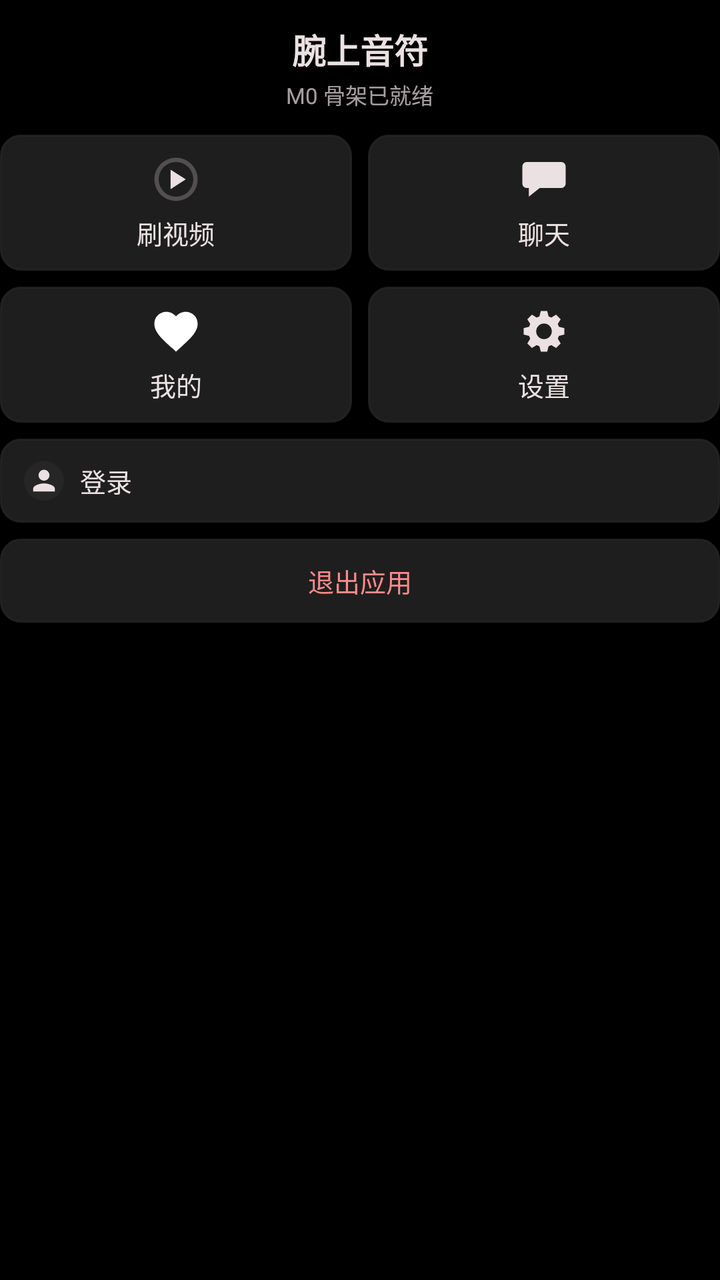
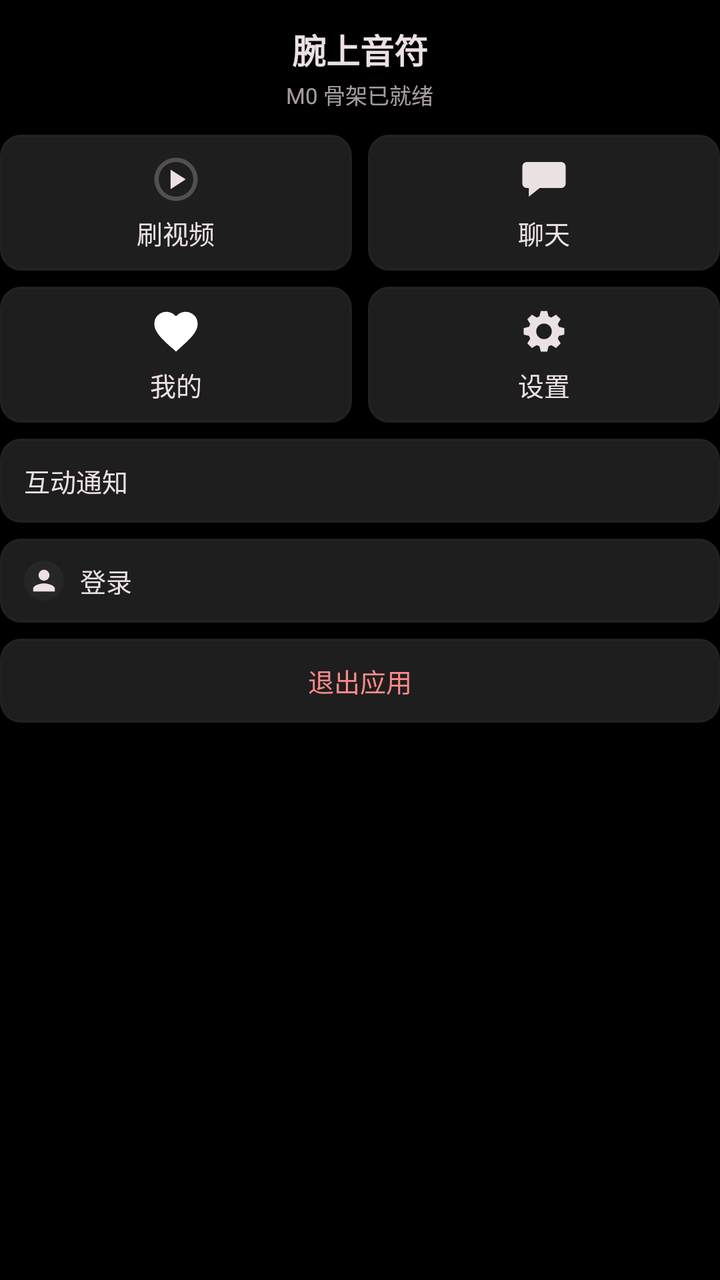

An Android layout rendered at two revisions. The XML below is the earlier revision; the diff shows what the commit changed to produce the second picture.
<!-- AndroidManifest.xml: application theme Theme.Dywatch -->
<!-- res/layout/activity_main.xml -->
<?xml version="1.0" encoding="utf-8"?>
<ScrollView xmlns:android="http://schemas.android.com/apk/res/android"
    xmlns:app="http://schemas.android.com/apk/res-auto"
    xmlns:tools="http://schemas.android.com/tools"
    android:layout_width="match_parent"
    android:layout_height="match_parent"
    android:background="@color/bg_base"
    android:fillViewport="true"
    android:scrollbars="none">

    <LinearLayout
        android:layout_width="match_parent"
        android:layout_height="wrap_content"
        android:gravity="center_horizontal"
        android:orientation="vertical"
        android:paddingTop="@dimen/s3"
        android:paddingBottom="@dimen/s4">

        

        <TextView
            android:id="@+id/tv_title"
            android:layout_width="wrap_content"
            android:layout_height="wrap_content"
            android:layout_marginTop="@dimen/s2"
            android:text="@string/app_name"
            android:textColor="@color/text_primary"
            android:textSize="@dimen/t_title"
            android:textStyle="bold" />

        <TextView
            android:id="@+id/tv_status"
            android:layout_width="wrap_content"
            android:layout_height="wrap_content"
            android:layout_marginTop="@dimen/s1"
            android:text="@string/hello_m0"
            android:textColor="@color/text_muted"
            android:textSize="@dimen/t_caption" />

        
        <LinearLayout
            android:layout_width="match_parent"
            android:layout_height="wrap_content"
            android:layout_marginTop="@dimen/s4"
            android:orientation="horizontal">

            <LinearLayout
                android:id="@+id/btn_feed"
                style="@style/EntryCard"
                android:layout_marginRight="@dimen/s3">

                <ImageView style="@style/EntryCardIcon" android:src="@drawable/ic_play" />

                <TextView style="@style/EntryCardLabel" android:text="刷视频" />
            </LinearLayout>

            <LinearLayout
                android:id="@+id/btn_chat"
                style="@style/EntryCard">

                <ImageView style="@style/EntryCardIcon" android:src="@drawable/ic_chat" />

                <TextView style="@style/EntryCardLabel" android:text="聊天" />
            </LinearLayout>
        </LinearLayout>

        
        <LinearLayout
            android:layout_width="match_parent"
            android:layout_height="wrap_content"
            android:layout_marginTop="@dimen/s3"
            android:orientation="horizontal">

            <LinearLayout
                android:id="@+id/btn_mine"
                style="@style/EntryCard"
                android:layout_marginRight="@dimen/s3">

                <ImageView style="@style/EntryCardIcon" android:src="@drawable/ic_heart" />

                <TextView style="@style/EntryCardLabel" android:text="我的" />
            </LinearLayout>

            <LinearLayout
                android:id="@+id/btn_settings"
                style="@style/EntryCard">

                <ImageView style="@style/EntryCardIcon" android:src="@drawable/ic_gear" />

                <TextView style="@style/EntryCardLabel" android:text="设置" />
            </LinearLayout>
        </LinearLayout>

        
        <LinearLayout
            android:id="@+id/btn_login"
            android:layout_width="match_parent"
            android:layout_height="@dimen/ctrl_min"
            android:layout_marginTop="@dimen/s3"
            android:background="@drawable/bg_settings_row"
            android:gravity="center_vertical"
            android:orientation="horizontal"
            android:paddingHorizontal="@dimen/s4">

            <ImageView
                android:layout_width="20dp"
                android:layout_height="20dp"
                android:src="@drawable/ic_avatar" />

            <TextView
                android:id="@+id/lbl_login"
                android:layout_width="0dp"
                android:layout_height="wrap_content"
                android:layout_marginStart="@dimen/s3"
                android:layout_weight="1"
                android:text="登录"
                android:textColor="@color/text_primary"
                android:textSize="@dimen/t_body" />

            <TextView
                android:id="@+id/lbl_login_state"
                android:layout_width="wrap_content"
                android:layout_height="wrap_content"
                android:textColor="@color/text_muted"
                android:textSize="@dimen/t_caption" />
        </LinearLayout>

        
        <TextView
            android:id="@+id/btn_exit"
            android:layout_width="match_parent"
            android:layout_height="@dimen/ctrl_min"
            android:layout_marginTop="@dimen/s3"
            android:background="@drawable/bg_settings_row"
            android:gravity="center"
            android:text="退出应用"
            android:textColor="@color/danger"
            android:textSize="@dimen/t_body" />

        
        <TextView
            android:id="@+id/tv_about"
            android:layout_width="wrap_content"
            android:layout_height="wrap_content"
            android:layout_marginTop="@dimen/s3"
            android:textColor="@color/text_faint"
            android:textSize="@dimen/t_caption" />
    </LinearLayout>
</ScrollView>
<!-- resources referenced by this layout -->
<resources>
  <color name="bg_base">#000000</color>
  <color name="danger">#FF8A8A</color>
  <color name="text_faint">#70707070</color>
  <color name="text_muted">#B3EBE0E2</color>
  <color name="text_primary">#EBE0E2</color>
  <dimen name="ctrl_min">42dp</dimen>
  <dimen name="s1">2dp</dimen>
  <dimen name="s2">4dp</dimen>
  <dimen name="s3">8dp</dimen>
  <dimen name="s4">12dp</dimen>
  <dimen name="t_body">13sp</dimen>
  <dimen name="t_caption">11sp</dimen>
  <dimen name="t_title">17sp</dimen>
  <!-- drawable ic_avatar (drawable) -->
  <?xml version="1.0" encoding="utf-8"?>
  <vector xmlns:android="http://schemas.android.com/apk/res/android"
      android:width="44dp" android:height="44dp"
      android:viewportWidth="44" android:viewportHeight="44">
      <path android:fillColor="#FF262626"
          android:pathData="M22,22m-22,0a22,22 0,1 1,44 0a22,22 0,1 1,-44 0"/>
      <path android:fillColor="#FFEBE0E2"
          android:pathData="M22,22c3.3,0 6,-2.7 6,-6s-2.7,-6 -6,-6 -6,2.7 -6,6 2.7,6 6,6zM22,25c-4,0 -12,2 -12,6v3h24v-3c0,-4 -8,-6 -12,-6z"/>
  </vector>
  <!-- drawable ic_heart (drawable) -->
  <?xml version="1.0" encoding="utf-8"?>
  <vector xmlns:android="http://schemas.android.com/apk/res/android"
      android:width="30dp" android:height="30dp"
      android:viewportWidth="24" android:viewportHeight="24">
      <path
          android:fillColor="#FFFFFFFF"
          android:pathData="M12,21.35l-1.45,-1.32C5.4,15.36 2,12.28 2,8.5 2,5.42 4.42,3 7.5,3c1.74,0 3.41,0.81 4.5,2.09C13.09,3.81 14.76,3 16.5,3 19.58,3 22,5.42 22,8.5c0,3.78 -3.4,6.86 -8.55,11.54L12,21.35z"/>
  </vector>
  <string name="app_name">腕上音符</string>
  <string name="hello_m0">M0 骨架已就绪</string>
  <style name="EntryCard">
          <item name="android:layout_width">0dp</item>
          <item name="android:layout_height">68dp</item>
          <item name="android:layout_weight">1</item>
          <item name="android:orientation">vertical</item>
          <item name="android:gravity">center</item>
          <item name="android:background">@drawable/bg_settings_row</item>
      </style>
  <style name="EntryCardIcon">
          <item name="android:layout_width">26dp</item>
          <item name="android:layout_height">26dp</item>
          <item name="android:layout_gravity">center_horizontal</item>
      </style>
  <style name="EntryCardLabel">
          <item name="android:layout_width">wrap_content</item>
          <item name="android:layout_height">wrap_content</item>
          <item name="android:layout_marginTop">@dimen/s2</item>
          <item name="android:layout_gravity">center_horizontal</item>
          <item name="android:textColor">@color/text_primary</item>
          <item name="android:textSize">@dimen/t_body</item>
      </style>
  <style name="Theme.Dywatch" parent="Theme.Material3.DayNight.NoActionBar">
          <item name="android:windowBackground">@color/bg_base</item>
          <item name="colorPrimary">@color/accent</item>
          <item name="colorOnPrimary">@color/bg_base</item>
          <item name="colorSecondary">@color/accent</item>
          <item name="colorOnSecondary">@color/bg_base</item>
          <item name="colorSurface">@color/bg_surface</item>
          <item name="colorOnSurface">@color/text_primary</item>
          <item name="android:textColorPrimary">@color/text_primary</item>
          <item name="android:textColorSecondary">@color/text_secondary</item>
          
          <item name="android:statusBarColor">@color/accent</item>
      </style>
  <color name="bg_control">#CC262626</color>
  <dimen name="r_card">10dp</dimen>
  <color name="accent_dim">#66FB8787</color>
  <color name="bg_card">#CC262626</color>
  <color name="icon_on_surface">#EBE0E2</color>
  <color name="accent">#FBFB8787</color>
  <color name="bg_surface">#0D0D0D</color>
  <color name="text_secondary">#D9EBE0E2</color>
  <!-- unchanged entries left out for length: 4 -->
</resources>

<!-- the commit's change to res/layout/activity_main.xml (unified diff, before → after) -->
@@ -91,6 +91,18 @@
             </LinearLayout>
         </LinearLayout>
 
+        <TextView
+            android:id="@+id/btn_notice"
+            android:layout_width="match_parent"
+            android:layout_height="@dimen/ctrl_min"
+            android:layout_marginTop="@dimen/s3"
+            android:background="@drawable/bg_settings_row"
+            android:gravity="center_vertical"
+            android:paddingHorizontal="@dimen/s4"
+            android:text="互动通知"
+            android:textColor="@color/text_primary"
+            android:textSize="@dimen/t_body" />
+
         
         <LinearLayout
             android:id="@+id/btn_login"
<!-- resource entries referenced after the edit -->
@@ -66,7 +66,10 @@
           <item name="android:textColorPrimary">@color/text_primary</item>
           <item name="android:textColorSecondary">@color/text_secondary</item>
           
-          <item name="android:statusBarColor">@color/accent</item>
+          <item name="android:statusBarColor">@color/bg_base</item>
+          <item name="android:navigationBarColor">@color/bg_base</item>
+          <item name="android:windowLightStatusBar">false</item>
+          <item name="android:windowLightNavigationBar">false</item>
       </style>
   <color name="bg_control">#CC262626</color>
   <dimen name="r_card">10dp</dimen>
